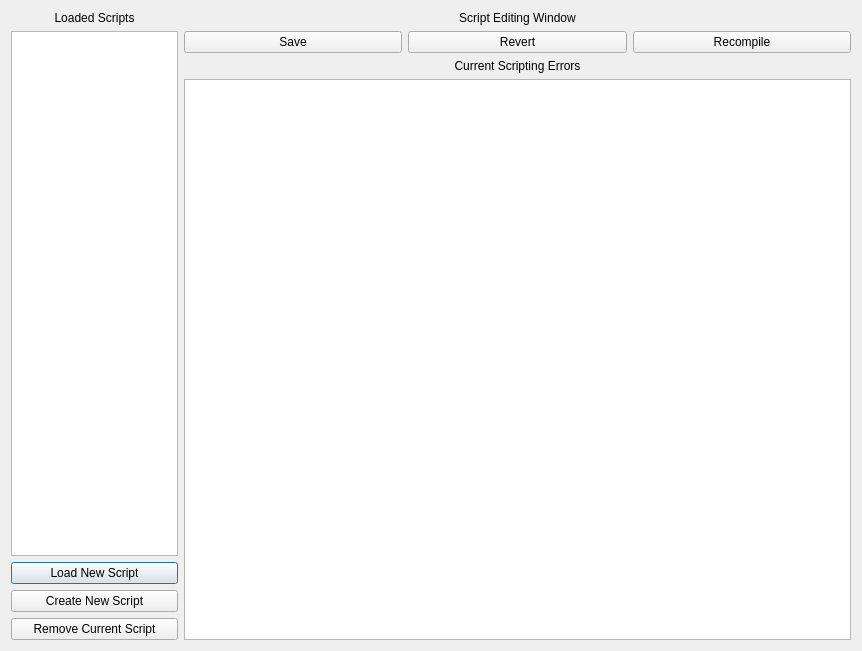
The window that ui/scriptingwindow.ui (collin80/SavvyCAN) describes before a commit, drawn with Qt 5.
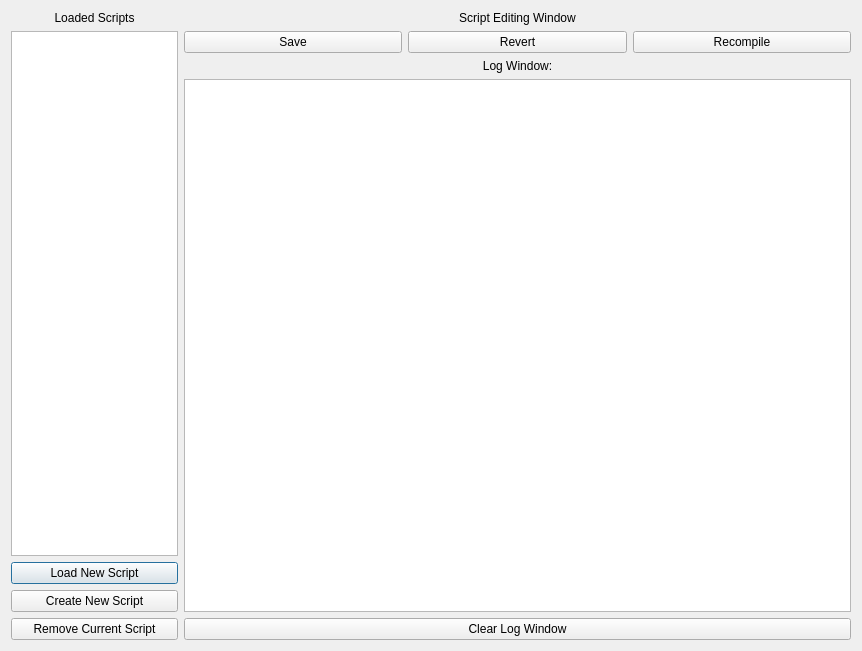
The same window after the commit.

Commit message:
Additional functionality for scripting interface.
In progress but raw CAN works now.

Patch:
```diff
--- a/ui/scriptingwindow.ui
+++ b/ui/scriptingwindow.ui
@@ -53,7 +53,7 @@
     </layout>
    </item>
    <item>
-    <layout class="QVBoxLayout" name="verticalLayout" stretch="0,0,0,4">
+    <layout class="QVBoxLayout" name="verticalLayout" stretch="0,0,0,4,0">
      <item>
       <widget class="QLabel" name="label_2">
        <property name="text">
@@ -92,7 +92,7 @@
      <item>
       <widget class="QLabel" name="label_3">
        <property name="text">
-        <string>Current Scripting Errors</string>
+        <string>Log Window:</string>
        </property>
        <property name="alignment">
         <set>Qt::AlignCenter</set>
@@ -100,7 +100,14 @@
       </widget>
      </item>
      <item>
-      <widget class="QListWidget" name="listErrors"/>
+      <widget class="QListWidget" name="listLog"/>
+     </item>
+     <item>
+      <widget class="QPushButton" name="btnClearLog">
+       <property name="text">
+        <string>Clear Log Window</string>
+       </property>
+      </widget>
      </item>
     </layout>
    </item>
```
The commit also changes 5 other files.
